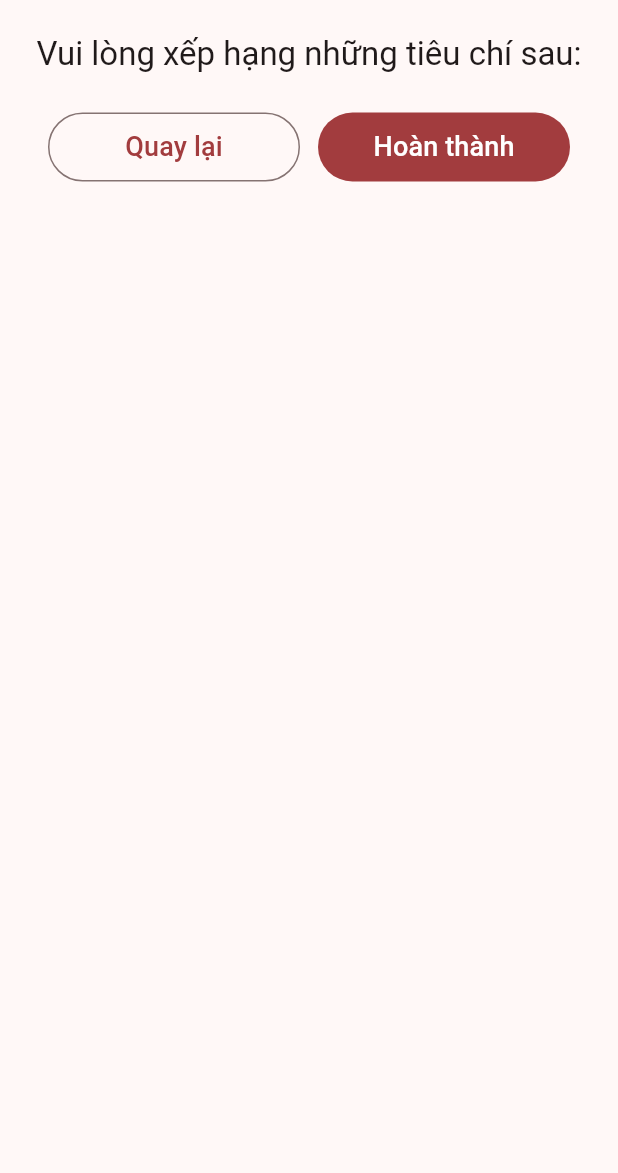
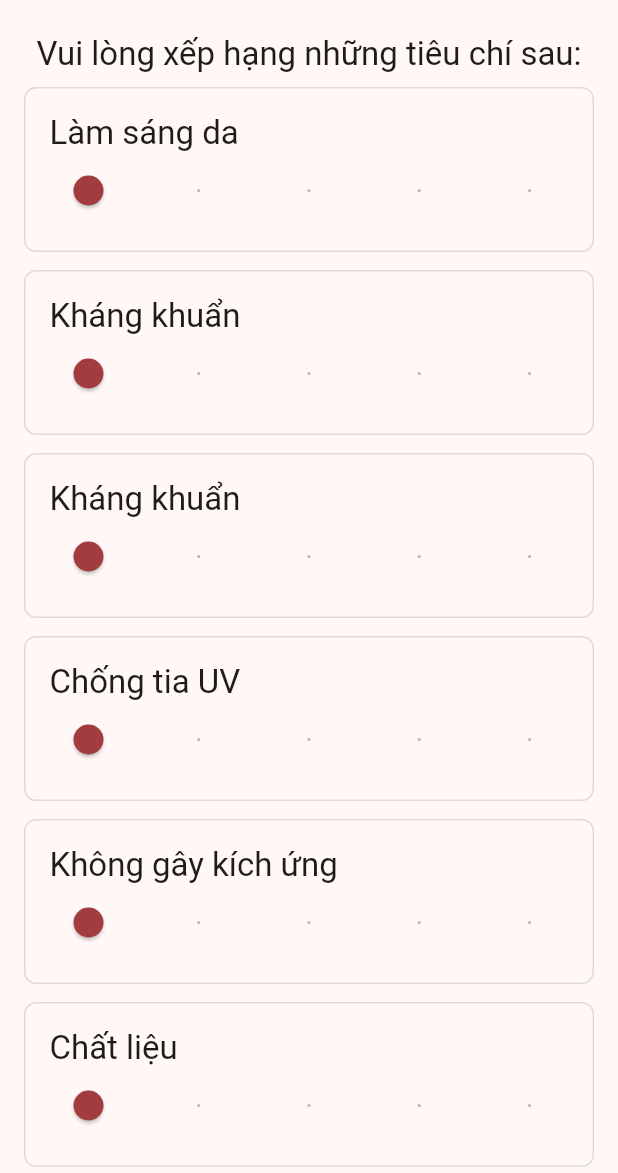
Before and after one commit to daominhtien2k1/cosmetic_frontend, a Flutter app: the CharacteristicReviewScreen screen opened directly with empty values, on a phone screen of 412 x 824 dp, the part 63-1236 px from its top. Run offline on Flutter 3.47's test engine with Material 2 defaults, Android fonts, the light colour scheme and no system bars; our stand-ins replace bloc, bloc_concurrency, cached_network_image, carousel_slider, device_info_plus, equatable and 17 more; missing offline and left inert: flutter_radar_chart, quill_html_editor; accounts and stored records are empty.

Commit message:
add detail review

```diff
--- a/lib/blocs/product_detail/product_detail_bloc.dart
+++ b/lib/blocs/product_detail/product_detail_bloc.dart
@@ -50,7 +50,7 @@ class ProductDetailBloc extends Bloc<ProductDetailEvent, ProductDetailState> {
       // characteristics?.retainWhere((c) => ((c!="Chất liệu") && (c!="Giá cả") && (c!="Hiệu quả") && (c!="An toàn")));
       if (characteristicCriterias != null) {
         emit(state.copyWith(productDetailStatus: ProductDetailStatus.success,
-            characteristicCriterias: characteristicCriterias));
+            characteristicReviewCriterias: characteristicCriterias));
       }
     } catch(error) {
       emit(state.copyWith(productDetailStatus: ProductDetailStatus.failure));
--- a/lib/blocs/product_detail/product_detail_state.dart
+++ b/lib/blocs/product_detail/product_detail_state.dart
@@ -6,18 +6,18 @@ class ProductDetailState {
   ProductDetailStatus productDetailStatus;
   ProductDetail? productDetail;
   List<RelateProduct>? relateProducts;
-  List<CharacteristicReviewCriteria>? characteristicCriterias;
+  List<CharacteristicReviewCriteria>? characteristicReviewCriterias;
 
-  ProductDetailState({required this.productDetailStatus, this.productDetail, this.relateProducts, this.characteristicCriterias});
+  ProductDetailState({required this.productDetailStatus, this.productDetail, this.relateProducts, this.characteristicReviewCriterias});
 
-  ProductDetailState.init(): productDetailStatus = ProductDetailStatus.initial, productDetail = null, relateProducts = null, characteristicCriterias = null;
+  ProductDetailState.init(): productDetailStatus = ProductDetailStatus.initial, productDetail = null, relateProducts = null, characteristicReviewCriterias = null;
 
-  ProductDetailState copyWith({ProductDetailStatus? productDetailStatus, ProductDetail? productDetail, List<RelateProduct>? relateProducts, List<CharacteristicReviewCriteria>? characteristicCriterias}) {
+  ProductDetailState copyWith({ProductDetailStatus? productDetailStatus, ProductDetail? productDetail, List<RelateProduct>? relateProducts, List<CharacteristicReviewCriteria>? characteristicReviewCriterias}) {
     return ProductDetailState(
       productDetailStatus: productDetailStatus ?? this.productDetailStatus,
       productDetail: productDetail ?? this.productDetail,
       relateProducts: relateProducts ?? this.relateProducts,
-      characteristicCriterias: characteristicCriterias ?? this.characteristicCriterias
+      characteristicReviewCriterias: characteristicReviewCriterias ?? this.characteristicReviewCriterias
     );
   }
 
--- a/lib/models/review_model.dart
+++ b/lib/models/review_model.dart
@@ -216,6 +216,11 @@ class CharacteristicReviewCriteria {
     "criteria": criteria,
     if (point != null) "point": point,
   };
+
+  Map<String, dynamic> toJson2() => {
+    "characteristic_id": characteristic_id,
+    if (point != null) "point": point,
+  };
 }
 
 class AttachedReviewImage extends Equatable {
--- a/lib/screens/product_detail/product_detail_screen.dart
+++ b/lib/screens/product_detail/product_detail_screen.dart
@@ -302,7 +302,7 @@ class CharacteristicContainer extends StatelessWidget {
   Widget build(BuildContext context) {
     return BlocBuilder<ProductDetailBloc, ProductDetailState>(
         builder: (context, state) {
-          final characteristicCriterias = state.characteristicCriterias as List<CharacteristicReviewCriteria>?;
+          final characteristicCriterias = state.characteristicReviewCriterias as List<CharacteristicReviewCriteria>?;
           final characteristics = characteristicCriterias?.map((cr) => cr.criteria.toString()).toList();
           final productId = state.productDetail?.id;
           return Container(
--- a/lib/screens/review/create_review_screen.dart
+++ b/lib/screens/review/create_review_screen.dart
@@ -862,6 +862,7 @@ class _DetailCreateReviewScreenState extends State<DetailCreateReviewScreen> {
                                     name: Routes.characteristic_review_screen,
                                     arguments: {
                                       "productId": productId,
+                                      "rating": rating,
                                       "title": title,
                                       "content": content
                                     }
@@ -890,6 +891,71 @@ class CharacteristicReviewScreen extends StatelessWidget {
 
   List<CharacteristicReviewCriteria> characteristicReviewCriterias = [];
 
+  initOrRestoreScoredCharacteristicReviews() {
+
+    characteristicReviewCriterias = [
+      CharacteristicReviewCriteria(
+        characteristic_id: "6475d20319f32362c05956ec",
+        criteria: "Làm sáng da",
+        point: 1
+      ),
+      CharacteristicReviewCriteria(
+          characteristic_id: "6475d20319f32362c05956ed",
+          criteria: "Kháng khuẩn",
+          point: 1
+      ),
+      CharacteristicReviewCriteria(
+          characteristic_id: "6475d20319f32362c05956ed",
+          criteria: "Kháng khuẩn",
+          point: 1
+      ),
+      CharacteristicReviewCriteria(
+          characteristic_id: "6475d20319f32362c05956ee",
+          criteria: "Chống tia UV",
+          point: 1
+      ),
+      CharacteristicReviewCriteria(
+          characteristic_id: "6475d20319f32362c05956ef",
+          criteria: "Không gây kích ứng",
+          point: 1
+      ),
+      CharacteristicReviewCriteria(
+          characteristic_id: "6475d20319f32362c05956f0",
+          criteria: "Chất liệu",
+          point: 1
+      ),
+      CharacteristicReviewCriteria(
+          characteristic_id: "6475d20319f32362c05956f1",
+          criteria: "Giá cả",
+          point: 1
+      ),
+      CharacteristicReviewCriteria(
+          characteristic_id: "6475d20319f32362c05956f2",
+          criteria: "Hiệu quả",
+          point: 1
+      ),
+      CharacteristicReviewCriteria(
+          characteristic_id: "6475d20319f32362c05956f3",
+          criteria: "An toàn",
+          point: 1
+      ),
+    ];
+    // print(List<dynamic>.from(characteristicReviewCriterias.map((c) => c.toJson())));
+
+  }
+
+  updateCharacteristicReviews (String criteria, int newScore) {
+    int index = characteristicReviewCriterias.indexWhere((c) => c.criteria == criteria);
+    final String characteristic_id_temp = characteristicReviewCriterias.elementAt(index).characteristic_id;
+    characteristicReviewCriterias
+      ..removeAt(index)
+      ..insert(index, CharacteristicReviewCriteria(
+          characteristic_id: characteristic_id_temp,
+          criteria: criteria,
+          point: newScore
+      ));
+  }
+
 
   @override
   Widget build(BuildContext context) {
@@ -899,7 +965,10 @@ class CharacteristicReviewScreen extends StatelessWidget {
     final String title = data["title"];
     final String content = data["content"];
 
-    BlocProvider.of<ProductDetailBloc>(context).add(ProductCharacteristicsFetched(productId: productId));
+    initOrRestoreScoredCharacteristicReviews();
+
+    // print("Rebuild");
+
     return Scaffold(
       appBar: AppBar(
         leading: BackButton(),
@@ -914,27 +983,24 @@ class CharacteristicReviewScreen extends StatelessWidget {
                 children: [
                   Padding(
                     padding: const EdgeInsets.symmetric(vertical: 8),
-                  child: Text("Vui lòng xếp hạng những tiêu chí sau:", style: Theme.of(context).textTheme.titleLarge),
+                    child: Text(
+                        "Vui lòng xếp hạng những tiêu chí sau:", style: Theme
+                        .of(context)
+                        .textTheme
+                        .titleLarge),
                   ),
-                BlocBuilder<ProductDetailBloc, ProductDetailState>(
-                  builder: (context, state) {
-                    final characteristicCriterias = state.characteristicCriterias as List<CharacteristicReviewCriteria>?;
-                    if (characteristicCriterias != null) {
-
-                      return ListView.separated(
+                  ListView.separated(
                       physics: NeverScrollableScrollPhysics(),
                       separatorBuilder: (ctx, index) {
                         return SizedBox(height: 12);
                       },
                       shrinkWrap: true,
-                        itemCount: characteristicCriterias.length,
+                      itemCount: characteristicReviewCriterias.length,
                       itemBuilder: (ctx, index) {
-                          return CharacteristicProductTile(characteristicReviewCriteria: characteristicCriterias[index]);
-                        }
+                        return CharacteristicProductTile(
+                          characteristicReviewCriteria: characteristicReviewCriterias[index],
+                          onScoringCriteria: updateCharacteristicReviews
                         );
-                    } else {
-                      return SizedBox.shrink();
-                    }
                       }
                   ),
                 SizedBox(height: 16),
@@ -962,8 +1028,8 @@ class CharacteristicReviewScreen extends StatelessWidget {
                               padding: EdgeInsets.fromLTRB(10, 10, 10, 10),
                             ),
                             onPressed: () {
-                              // BlocProvider.of<ReviewBloc>(context).add(DetailReviewAdd(productId: productId, classification: "Detail", rating: rating, title: title, content: content, characteristicReviews: characteristicReviews))
-                              Navigator.popUntil(context, ModalRoute.withName(Routes.product_detail_screen));
+                              BlocProvider.of<ReviewBloc>(context).add(DetailReviewAdd(productId: productId, classification: "Detail", rating: rating, title: title, content: content, characteristicReviews: characteristicReviewCriterias));
+                              // Navigator.popUntil(context, ModalRoute.withName(Routes.product_detail_screen));
                             },
                             child: Text("Hoàn thành", style: TextStyle(fontSize: 18))
                         ),
@@ -977,17 +1043,19 @@ class CharacteristicReviewScreen extends StatelessWidget {
             ),
           ),
         ),
-      ),
+      )
     );
   }
 }
 
 class CharacteristicProductTile extends StatefulWidget {
   final CharacteristicReviewCriteria characteristicReviewCriteria;
+  final Function(String, int) onScoringCriteria;
 
   const CharacteristicProductTile({
     super.key,
-    required this.characteristicReviewCriteria
+    required this.characteristicReviewCriteria,
+    required this.onScoringCriteria
   });
 
   @override
@@ -995,13 +1063,13 @@ class CharacteristicProductTile extends StatefulWidget {
 }
 
 class _CharacteristicProductTileState extends State<CharacteristicProductTile> {
-  late int value;
+  late int point;
 
   @override
   void initState() {
     // TODO: implement initState
     super.initState();
-    value = 1;
+    point = widget.characteristicReviewCriteria.point ?? 1;
   }
 
   @override
@@ -1017,16 +1085,16 @@ class _CharacteristicProductTileState extends State<CharacteristicProductTile> {
         children: [
           Text(widget.characteristicReviewCriteria.criteria, style: Theme.of(context).textTheme.titleLarge),
           Slider(
-              value: value.toDouble(),
+              value: point.toDouble(),
               max: 5,
               min: 1,
               divisions: 4,
-              label: value.toString(),
+              label: point.toString(),
               onChanged: (value) {
                 setState(() {
-                  this.value = value.toInt();
+                  this.point = value.toInt();
                 });
-
+                widget.onScoringCriteria(widget.characteristicReviewCriteria.criteria, point);
               }
           )
         ],
```
Also changed, not shown: lib/blocs/review/review_bloc.dart (+17 -0 lines), lib/repositories/review_repository.dart (+42 -1 lines). Lines whose indentation alone changed are shown as unchanged.
